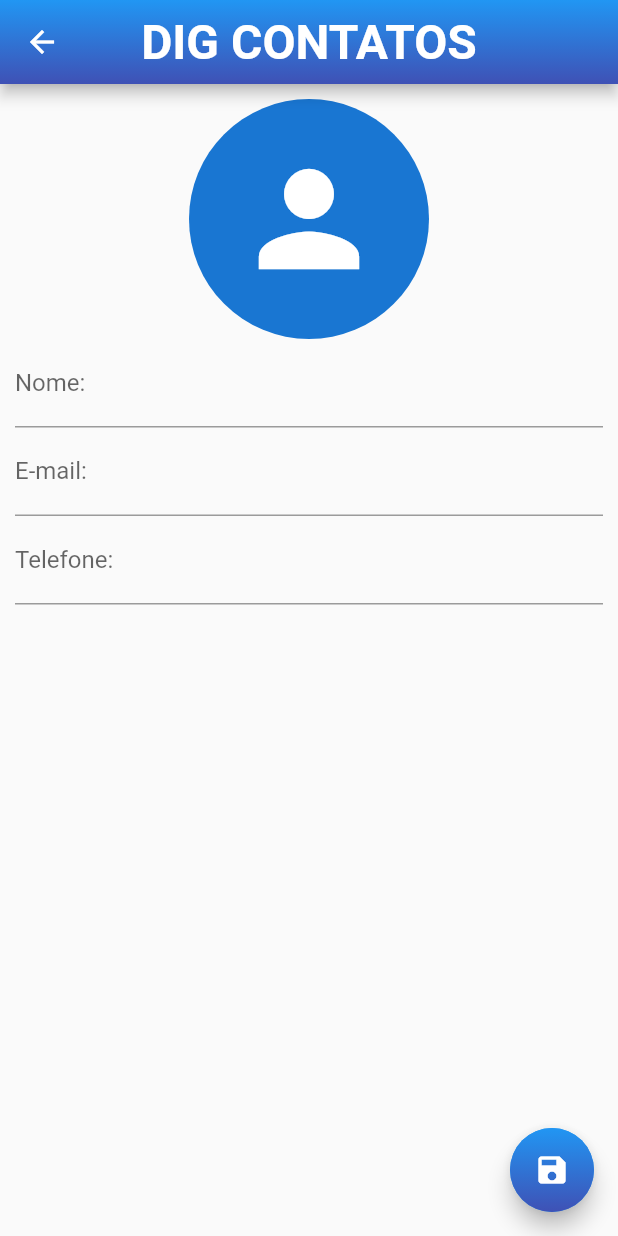
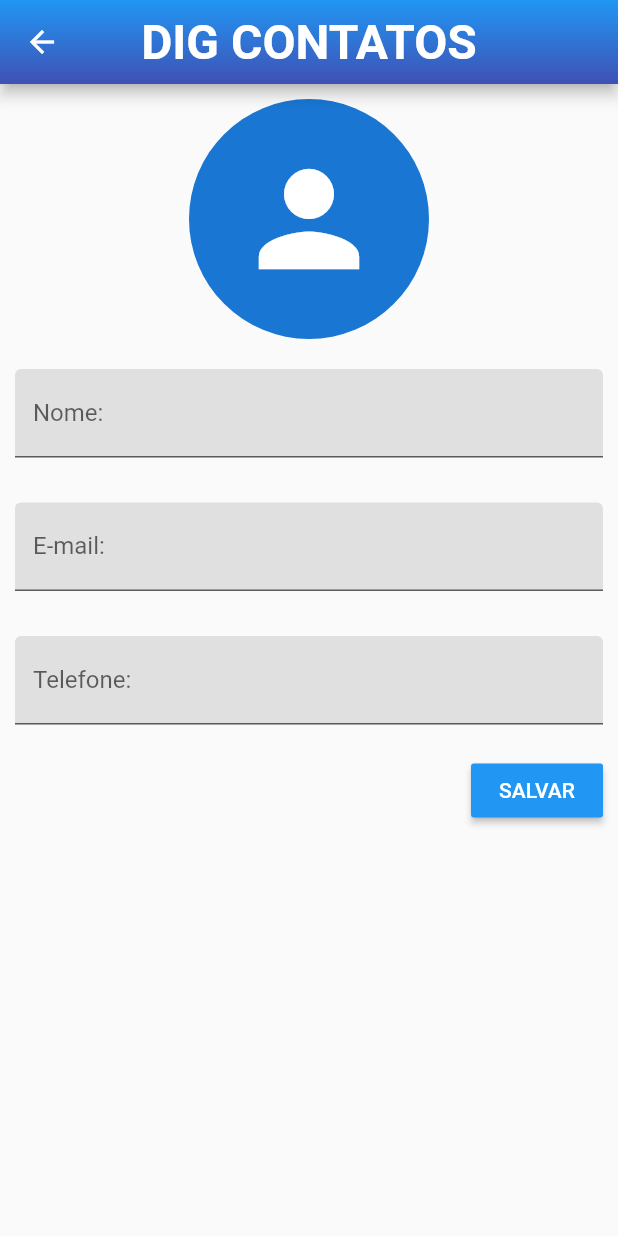
Before and after one commit to EdMarcus/DigContatos, a Flutter app: the ContactView screen opened directly, on a phone screen of 412 x 824 dp. Run offline on Flutter 3.47's test engine with Material 2 defaults, Android fonts, the phone set to English and light mode, and no system bars; our stand-ins replace gradient_app_bar, image_picker, sqflite; accounts and stored records are empty.

Commit message:
Fix: Remove the FloatingActionButton and add a RaisedButton in ContactView

```diff
--- a/lib/views/contact_view.dart
+++ b/lib/views/contact_view.dart
@@ -35,27 +35,6 @@ class _ContactViewState extends State<ContactView> {
           ),
           centerTitle: true,
         ),
-        floatingActionButton: FloatingActionButton(
-          clipBehavior: Clip.antiAlias,
-          child: Container(
-            decoration: BoxDecoration(
-                gradient: LinearGradient(
-              colors: [Colors.blue, Colors.indigo],
-              begin: Alignment.topCenter,
-              end: Alignment.bottomCenter,
-            )),
-            child: Icon(Icons.save),
-            width: double.infinity,
-            height: double.infinity,
-          ),
-          onPressed: () {
-            if(_editedContact.name != null && _editedContact.name.isNotEmpty){
-              Navigator.pop(context, _editedContact);
-            } else {
-              FocusScope.of(context).requestFocus(_nameFocus);
-            }
-          },
-        ),
         body: SingleChildScrollView(
           padding: EdgeInsets.all(10.0),
           child: Column(
@@ -65,30 +44,34 @@ class _ContactViewState extends State<ContactView> {
                     child: CircleAvatar(
                       maxRadius: 80,
                       child: _editedContact.img == null
-                      ? Icon(Icons.person, size: 100) : null,
+                          ? Icon(Icons.person, size: 100)
+                          : null,
                       minRadius: 80,
                       backgroundImage: _editedContact.img != null
-                    ? FileImage(File(_editedContact.img)):
-                    null,
+                          ? FileImage(File(_editedContact.img))
+                          : null,
                     ),
                   ),
-                onTap: (){
+                  onTap: () {
                     ImagePicker iP = ImagePicker();
                     iP.getImage(source: ImageSource.camera).then((file) {
-                    if(file == null) return;
+                      if (file == null) return;
                       setState(() {
                         _editedContact.img = file.path;
                       });
-                  } );
-                }
-              ),
+                    });
+                  }),
+              SizedBox(height: 20),
               TextField(
                 style: TextStyle(
                   color: Colors.indigo,
                 ),
                 controller: _nameController,
                 focusNode: _nameFocus,
-                decoration: InputDecoration(labelText: "Nome:"),
+                decoration: InputDecoration(
+                    labelText: "Nome:",
+                    filled: true,
+                    fillColor: Colors.grey[300]),
                 onChanged: (text) {
                   _userEdited = true;
                   setState(() {
@@ -96,29 +79,53 @@ class _ContactViewState extends State<ContactView> {
                   });
                 },
               ),
+              SizedBox(height: 30),
               TextField(
                 style: TextStyle(
                   color: Colors.indigo,
                 ),
                 controller: _emailController,
-                decoration: InputDecoration(labelText: "E-mail:"),
+                decoration: InputDecoration(
+                    labelText: "E-mail:",
+                    filled: true,
+                    fillColor: Colors.grey[300]),
                 onChanged: (text) {
                   _userEdited = true;
                   _editedContact.email = text;
                 },
                 keyboardType: TextInputType.emailAddress,
               ),
+              SizedBox(height: 30),
               TextField(
                 style: TextStyle(
                   color: Colors.indigo,
                 ),
                 controller: _phoneController,
-                decoration: InputDecoration(labelText: "Telefone:"),
+                decoration: InputDecoration(
+                    labelText: "Telefone:",
+                    filled: true,
+                    fillColor: Colors.grey[300]),
                 onChanged: (text) {
                   _userEdited = true;
                   _editedContact.phone = text;
                 },
                 keyboardType: TextInputType.phone,
+              ),
+              Container(
+                padding: EdgeInsets.only(top: 20),
+                alignment: Alignment.bottomRight,
+                child: RaisedButton(
+                  color: Colors.blue,
+                  child: Text("SALVAR", style: TextStyle(color: Colors.white)),
+                  onPressed: () {
+                    if (_editedContact.name != null &&
+                        _editedContact.name.isNotEmpty) {
+                      Navigator.pop(context, _editedContact);
+                    } else {
+                      FocusScope.of(context).requestFocus(_nameFocus);
+                    }
+                  },
+                ),
               ),
             ],
           ),
@@ -142,31 +149,31 @@ class _ContactViewState extends State<ContactView> {
     }
   }
 
-  Future<bool> _requestPop(){
-    if(_userEdited){
-      showDialog(context: context,
-        builder: (context){
+  Future<bool> _requestPop() {
+    if (_userEdited) {
+      showDialog(
+          context: context,
+          builder: (context) {
             return AlertDialog(
               title: Text("Descartar alterações?"),
               content: Text("Se sair, as alterações serão perdidas!"),
               actions: <Widget>[
                 FlatButton(
                   child: Text("Cancelar"),
-                onPressed: (){
+                  onPressed: () {
                     Navigator.pop(context);
                   },
                 ),
                 FlatButton(
                   child: Text("Sim"),
-                onPressed: (){
+                  onPressed: () {
                     Navigator.pop(context);
                     Navigator.pop(context);
                   },
                 ),
               ],
             );
-        }
-      );
+          });
       return Future.value(false);
     } else {
       return Future.value(true);
```
Lines whose indentation alone changed are shown as unchanged.
